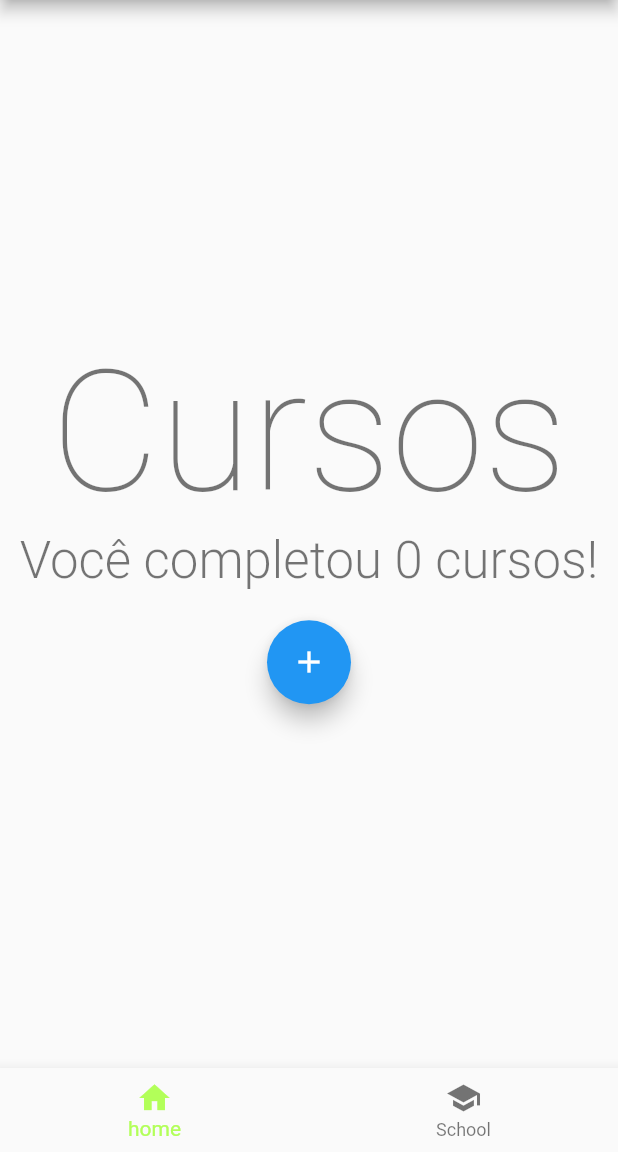
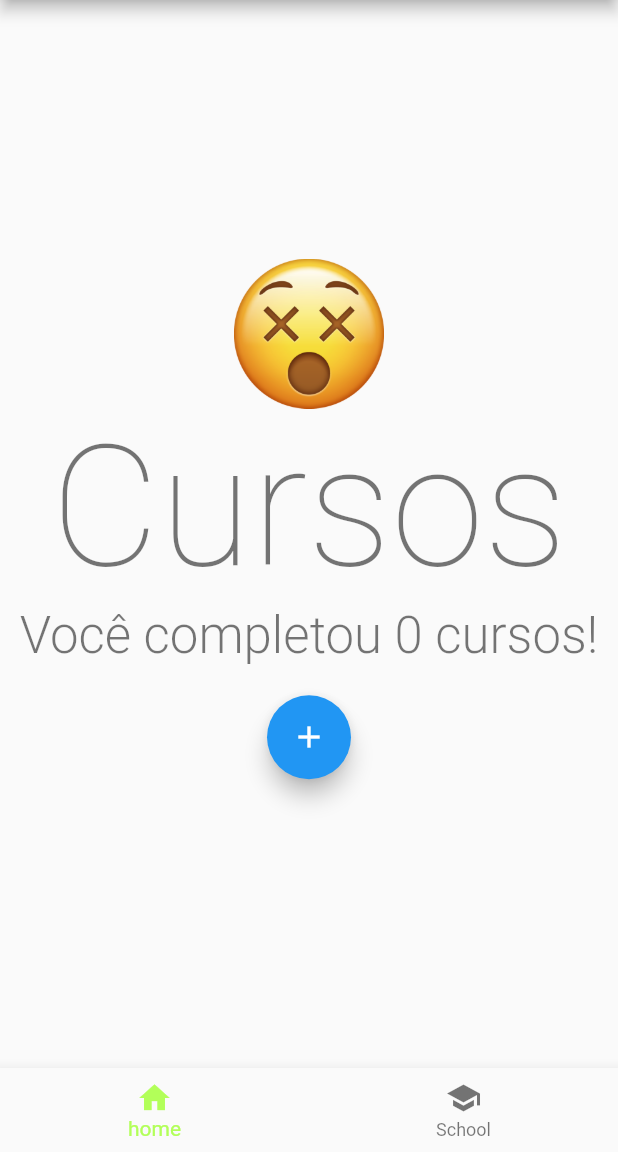
Before and after one commit to Railton98/flutter_iniciante, a Flutter app: the screen it shows after launch, on a phone screen of 412 x 824 dp, the part 84-1236 px from its top. Run offline on Flutter 3.47's test engine with Material 2 defaults, Android fonts, the phone set to English and light mode, and no system bars.

```diff
--- a/lib/pages/homePage.dart
+++ b/lib/pages/homePage.dart
@@ -13,6 +13,10 @@ class _HomePageState extends State<HomePage> {
     return Column(
       mainAxisAlignment: MainAxisAlignment.center,
       children: <Widget>[
+        Image.asset(
+          'images/1.png',
+          height: 100.0,
+        ),
         Text(
           "Cursos",
           textAlign: TextAlign.center,
```
Also changed, not shown: pubspec.yaml (+7 -0 lines), images/1.png (added), images/2.png (added), images/3.png (added), images/4.png (added), images/5.png (added), images/6.png (added).
